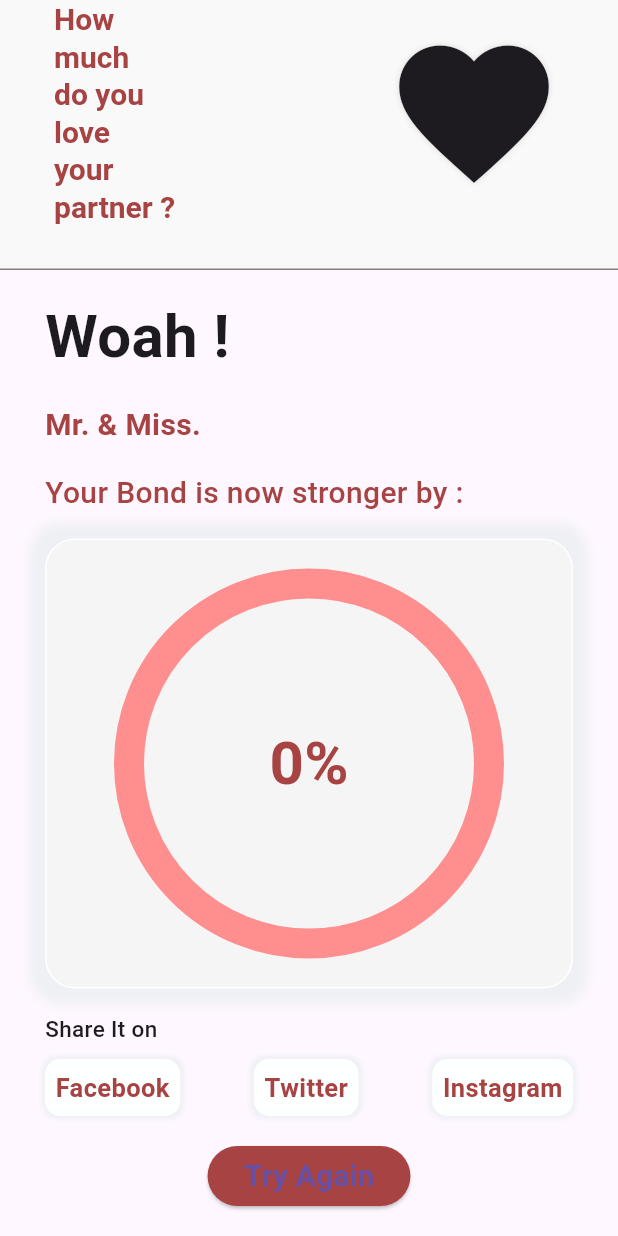
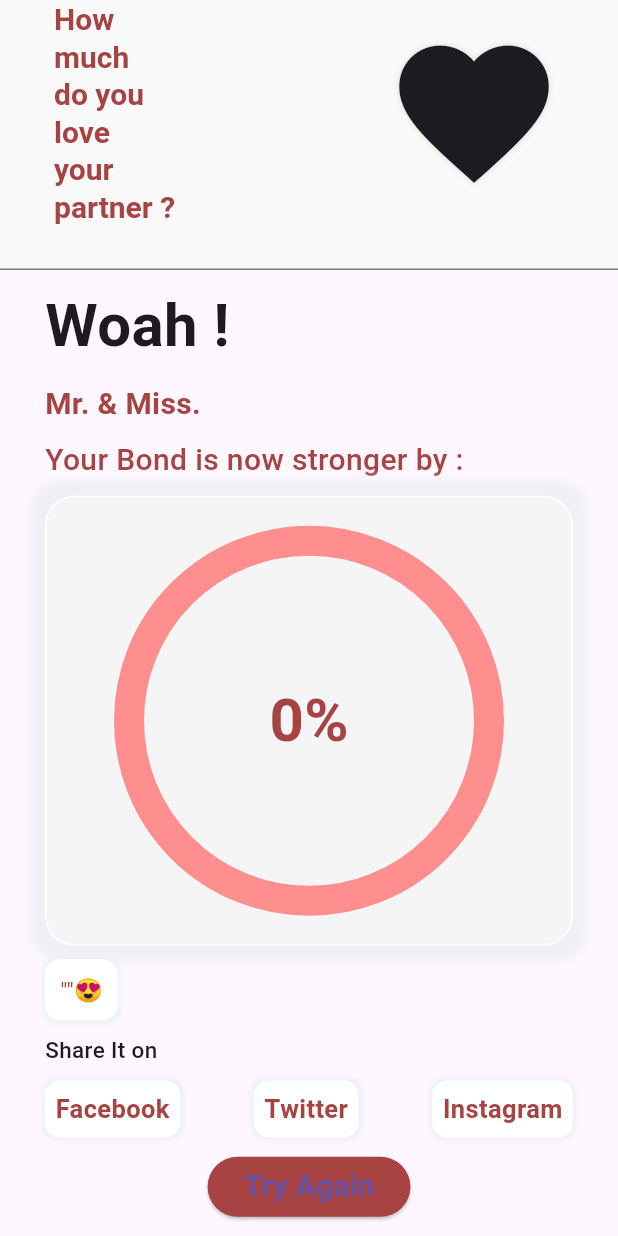
Before and after one commit to SubhamSharma1/try_love_calc, a Flutter app: the ResultPage screen opened directly with empty values, on a phone screen of 412 x 824 dp. Run offline on Flutter 3.47's test engine with Material 3 defaults, Android fonts, the phone set to English and light mode, and no system bars; drawn by our look-alikes of percent_indicator.

Commit message:
added quote

```diff
--- a/lib/result.dart
+++ b/lib/result.dart
@@ -7,8 +7,9 @@ class ResultPage extends StatelessWidget {
     required this.malename,
     required this.femalename,
     required this.result,
+    required this.quote,
     });
-  final String malename,femalename;
+  final String malename,femalename,quote;
   final int result;
   bool animationFinished =false;
   int randomValue =Random().nextInt(100);
@@ -226,7 +227,28 @@ class ResultPage extends StatelessWidget {
               // ),
             ),
 
+            Container(
+              padding: EdgeInsets.all(10.0),
+              decoration: BoxDecoration(
+                      borderRadius: BorderRadius.circular(10.0),
+                      color: Color.fromARGB(255, 254, 255, 255),
+                      boxShadow: [
+                        BoxShadow(
+                          color: Color(0xffEEF0F4),
+                          blurRadius: 2.0,
+                          spreadRadius: 2.0
+                        )
+                      ]
+                    ),
 
+              child:
+                Text('"${quote}"😍',
+                style: TextStyle(
+                  color: Color(0xffa74343),
+                  fontSize: 15.0,
+
+                ),)
+            ),
 
             Column(
               crossAxisAlignment: CrossAxisAlignment.start,
```
Also changed, not shown: lib/home.dart (+15 -4 lines).
